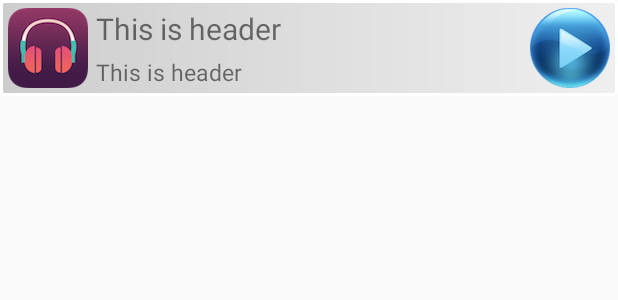
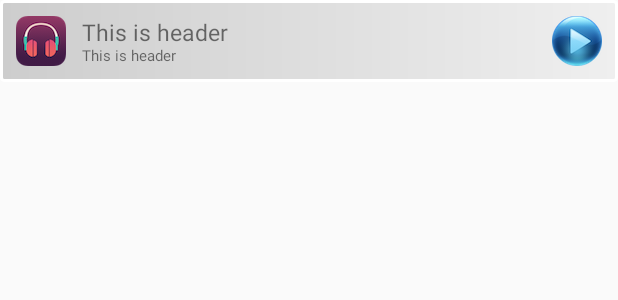
Before and after one commit to WangSwod/Sword-s-magic-factory, an Android app: the layout listview_expandable.xml on its own in the app's theme, with its tools: preview values and no code run, on a phone screen of 412 x 824 dp. Shown: the top 300 px of the screen. Run offline under Robolectric (Android 15) with nearby library versions, the phone set to English and light mode, and no system bars.

Commit message:
update SwordPlayer 3th

```diff
--- a/SwordPlayer/app/src/main/java/expandablelayout/SwordExpandableLayout.java
+++ b/SwordPlayer/app/src/main/java/com/expandablelayout/SwordExpandableLayout.java
@@ -1,4 +1,4 @@
-package expandablelayout;
+package com.expandablelayout;
 
 import android.animation.Animator;
 import android.animation.AnimatorListenerAdapter;
@@ -10,6 +10,7 @@ import android.util.Log;
 import android.view.View;
 import android.view.ViewGroup;
 import android.widget.FrameLayout;
+import android.widget.ImageView;
 import android.widget.LinearLayout;
 import android.widget.RelativeLayout;
 
@@ -23,10 +24,23 @@ public class SwordExpandableLayout extends RelativeLayout implements View.OnClic
     static final String TAG = "SWORDEXPANDABLELAYOUT";
 
     private  boolean isContentShown = false;
+    public  int list_Id;
 
+
+    public int getListId() {
+        return list_Id;
+    }
+
+    public void setListId(int id) {
+        this.list_Id = id;
+    }
+
+    ImageView play_image;
     FrameLayout headerLayout, contentLayout;
     int contentID,headerID;
     TypedArray typedArray;
+
+
     public SwordExpandableLayout(Context context) {
         super(context);
 
@@ -44,7 +58,6 @@ public class SwordExpandableLayout extends RelativeLayout implements View.OnClic
 
     private void init(Context context,AttributeSet attrs) {
 
-        Log.i(TAG, "init start");
 
         View root = View.inflate(context, R.layout.view_expandable, this);
 
@@ -68,7 +81,11 @@ public class SwordExpandableLayout extends RelativeLayout implements View.OnClic
         headerLayout.addView(headerView);
         contentLayout.setVisibility(GONE);
 
-        headerLayout.setOnClickListener(this);
+
+
+
+        play_image = (ImageView)findViewById(R.id.play_image);
+        play_image.setOnClickListener(this);
 
         typedArray.recycle();
 
@@ -83,8 +100,14 @@ public class SwordExpandableLayout extends RelativeLayout implements View.OnClic
      */
     @Override
     public void onClick(View v) {
+
         switch (v.getId()){
-            case R.id.view_expandable_headerlayout:
+            case R.id.play_image:
+
+                int position = (int)v.getTag();
+
+                Log.i(TAG, "postion of image:" + position);
+
                 if(isContentShown){
 
                     startCollapseAnimation(contentLayout);
--- a/SwordPlayer/app/src/main/res/layout/listview_expandable.xml
+++ b/SwordPlayer/app/src/main/res/layout/listview_expandable.xml
@@ -1,6 +1,6 @@
 <?xml version="1.0" encoding="utf-8"?>
 
-<expandablelayout.SwordExpandableLayout
+<com.expandablelayout.SwordExpandableLayout
         xmlns:android="http://schemas.android.com/apk/res/android"
         xmlns:sword = "http://schemas.android.com/apk/res-auto"
         android:id="@+id/expandable_layout"
--- a/SwordPlayer/app/src/main/res/layout/view_expandable_header_layout.xml
+++ b/SwordPlayer/app/src/main/res/layout/view_expandable_header_layout.xml
@@ -9,7 +9,8 @@
         android:src="@mipmap/music_logo"
         android:layout_alignParentLeft="true"
         android:id="@+id/music_logo"
-        android:layout_margin="5dp"/>
+        android:layout_margin="5dp"
+        android:padding="5dp"/>
     <RelativeLayout
         android:layout_width="match_parent"
         android:layout_height="wrap_content"
@@ -21,6 +22,7 @@
             android:layout_alignParentEnd="true"
             android:id="@+id/play_image"
              android:layout_margin="5dp"
+             android:padding="5dp"
                 />
 
             <TextView
@@ -29,15 +31,17 @@
                 android:text="This is header"
                 android:layout_marginTop="5dp"
 
+
                 android:singleLine="true"
                 android:ellipsize="end"
 
                 android:layout_alignParentTop="true"
                 android:id="@+id/song_name"
-                android:textSize="20sp"
+                android:textSize="15sp"
                 android:layout_alignParentStart="true"
                 android:layout_toStartOf="@+id/play_image"
-                android:layout_above="@+id/singer_name" />
+                android:layout_above="@+id/singer_name"
+                android:paddingTop="5dp"/>
 
             <TextView
                 android:layout_width="wrap_content"
@@ -45,7 +49,8 @@
                 android:text="This is header"
                 android:id="@+id/singer_name"
                 android:layout_alignBottom="@id/play_image"
-                android:textSize="15sp"/>
+                android:textSize="10sp"
+                android:paddingBottom="5dp"/>
 
 
 
```
Also changed, not shown: SwordPlayer/app/src/main/AndroidManifest.xml (+5 -2 lines), SwordPlayer/app/src/main/java/com/example/apple/swordplayer/BaseActivity.java (added, +60 -0 lines), SwordPlayer/app/src/main/java/com/example/apple/swordplayer/MainActivity.java (+29 -4 lines), SwordPlayer/app/src/main/java/com/example/apple/swordplayer/MusicAdapter.java (+11 -6 lines), SwordPlayer/app/src/main/java/com/example/apple/swordplayer/util/Util.java (deleted, +0 -48 lines), SwordPlayer/app/src/main/java/com/playservice/PlayService.java (added, +90 -0 lines), SwordPlayer/app/src/main/java/com/util/Mp3Info.java (renamed from SwordPlayer/app/src/main/java/com/example/apple/swordplayer/util/Mp3Info.java, +5 -4 lines), SwordPlayer/app/src/main/java/com/util/Util.java (added, +78 -0 lines), SwordPlayer/app/src/main/res/mipmap-hdpi/music_logo.png, SwordPlayer/app/src/main/res/mipmap-hdpi/play_image.png.
